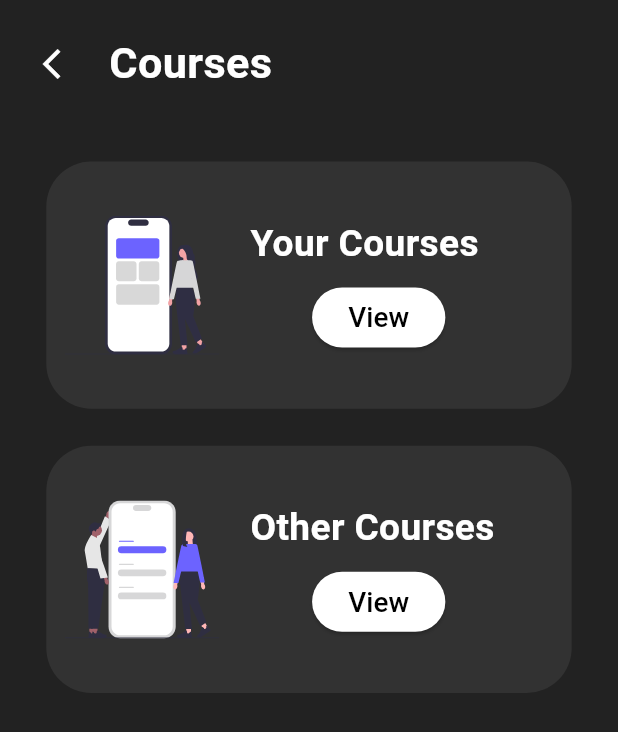
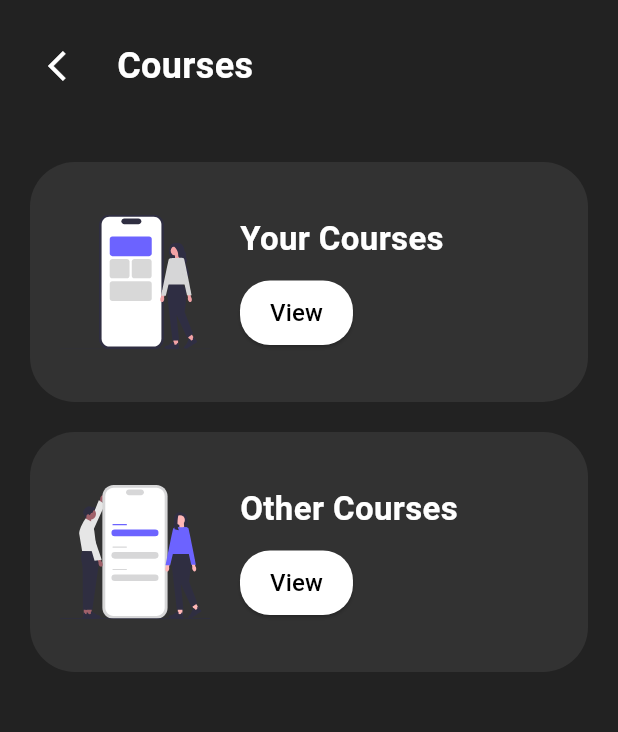
Before and after one commit to SajalSatsangi/Seekho_Buddy-Web, a Flutter app: the MyWidget screen opened directly, on a phone screen of 412 x 824 dp. Shown: the top 732 px of the screen. Run offline on Flutter 3.47's test engine with Material 3 defaults, Android fonts, the phone set to English and light mode, and no system bars; our stand-ins replace animated_splash_screen, cloud_firestore, file_picker, firebase_auth, firebase_core, firebase_storage and 11 more; missing offline and left inert: flutter_cached_pdfview, markdown, onesignal_flutter, pwa_install; accounts and stored records are empty.

Commit message:
Courses page made responsive

```diff
--- a/lib/Courses.dart
+++ b/lib/Courses.dart
@@ -21,24 +21,51 @@ class Courses extends StatelessWidget {
 class MyWidget extends StatelessWidget {
   @override
   Widget build(BuildContext context) {
-    final mediaQuery = MediaQuery.of(context);
-    final screenWidth = mediaQuery.size.width;
-    final screenHeight = mediaQuery.size.height;
-    final padding = mediaQuery.padding;
-
     return Scaffold(
-      body: Padding(
+      body: LayoutBuilder(
+        builder: (context, constraints) {
+          final isDesktop = constraints.maxWidth > 600;
+          return Center(
+            child: ConstrainedBox(
+              constraints: BoxConstraints(maxWidth: 1200),
+              child: Padding(
                 padding: EdgeInsets.only(
-            top: padding.top + 2.0), // Additional padding from the top
+                  top: MediaQuery.of(context).padding.top + 20.0,
+                  left: 20,
+                  right: 20,
+                ),
                 child: Column(
                   children: [
-            Padding(
-              padding: EdgeInsets.only(
-                left: screenWidth * 0.04,
-                right: screenWidth * 0.04,
-                top: screenHeight * 0.02,
+                    _buildHeader(context, isDesktop),
+                    SizedBox(height: 40),
+                    _buildCourseBox(
+                      context,
+                      isDesktop,
+                      'Your Courses',
+                      'assets/YC.svg',
+                      SubjectsPage(),
                     ),
-              child: Row(
+                    SizedBox(height: 20),
+                    _buildCourseBox(
+                      context,
+                      isDesktop,
+                      'Other Courses',
+                      'assets/OC.svg',
+                      Faculties(),
+                    ),
+                  ],
+                ),
+              ),
+            ),
+          );
+        },
+      ),
+      backgroundColor: Colors.black87,
+    );
+  }
+
+  Widget _buildHeader(BuildContext context, bool isDesktop) {
+    return Row(
       mainAxisAlignment: MainAxisAlignment.spaceBetween,
       children: <Widget>[
         Row(
@@ -52,11 +79,11 @@ class MyWidget extends StatelessWidget {
                 );
               },
             ),
-                      SizedBox(width: screenWidth * 0.02),
+            SizedBox(width: 10),
             Text(
               "Courses",
               style: TextStyle(
-                          fontSize: screenWidth * 0.07,
+                fontSize: isDesktop ? 32 : 24,
                 fontWeight: FontWeight.bold,
                 color: Colors.white,
               ),
@@ -64,58 +91,53 @@ class MyWidget extends StatelessWidget {
           ],
         ),
       ],
-              ),
-            ),
-            SizedBox(
-                height: screenHeight *
-                    0.05), // Space between the search bar and the first box
-            Container(
-              width: screenWidth * 0.85,
-              height: screenHeight * 0.2,
+    );
+  }
+  Widget _buildCourseBox(BuildContext context, bool isDesktop, String title,
+      String assetPath, Widget destination) {
+    return Container(
+      width: double.infinity,
+      height: isDesktop ? 200 : 160,
       decoration: BoxDecoration(
         color: Color(0xFF323232),
         borderRadius: BorderRadius.circular(30),
       ),
-              margin: EdgeInsets.symmetric(horizontal: screenWidth * 0.04),
-              padding: EdgeInsets.all(screenWidth * 0.03),
+      padding: EdgeInsets.all(20),
       child: Row(
         children: [
           SvgPicture.asset(
-                    'assets/YC.svg',
-                    width: screenWidth * 0.25,
-                    height: screenHeight * 0.12,
+            assetPath,
+            width: isDesktop ? 150 : 100,
+            height: isDesktop ? 150 : 100,
           ),
-                  SizedBox(width: screenWidth * 0.05),
+          SizedBox(width: 20),
           Expanded(
             child: Column(
               crossAxisAlignment: CrossAxisAlignment.start,
               mainAxisAlignment: MainAxisAlignment.center,
               children: [
                 Text(
-                          'Your Courses',
+                  title,
                   style: TextStyle(
                     color: Colors.white,
-                            fontSize: screenWidth * 0.06,
+                    fontSize: isDesktop ? 28 : 22,
                     fontWeight: FontWeight.bold,
                   ),
                 ),
-                        SizedBox(height: screenHeight * 0.01),
-                        Row(
-                          children: [
-                            SizedBox(
-                                width: screenWidth *
-                                    0.1), // Add space before the button
+                SizedBox(height: 10),
                 ElevatedButton(
                   onPressed: () {
                     Navigator.push(
                       context,
-                                  MaterialPageRoute(
-                                      builder: (context) => SubjectsPage()),
+                      MaterialPageRoute(builder: (context) => destination),
                     );
                   },
                   style: ElevatedButton.styleFrom(
                     backgroundColor: Colors.white,
-                                disabledBackgroundColor: Colors.black,
+                    padding: EdgeInsets.symmetric(
+                      horizontal: isDesktop ? 30 : 20,
+                      vertical: isDesktop ? 15 : 10,
+                    ),
                     shape: RoundedRectangleBorder(
                       borderRadius: BorderRadius.circular(20),
                     ),
@@ -124,84 +146,8 @@ class MyWidget extends StatelessWidget {
                     'View',
                     style: TextStyle(
                       color: Colors.black,
-                                    fontSize:
-                                        screenWidth * 0.045), // Text color
+                      fontSize: isDesktop ? 18 : 16,
                     ),
-                            ),
-                          ],
-                        ),
-                      ],
-                    ),
-                  ),
-                ],
-              ),
-            ),
-            SizedBox(height: screenHeight * 0.02),
-            SizedBox(
-                height: screenHeight *
-                    0.01), // Space between the first box and the second box
-            Container(
-              width: screenWidth * 0.85,
-              height: screenHeight * 0.2,
-              decoration: BoxDecoration(
-                color: Color(0xFF323232),
-                borderRadius: BorderRadius.circular(30),
-              ),
-              margin: EdgeInsets.symmetric(horizontal: screenWidth * 0.04),
-              padding: EdgeInsets.all(screenWidth * 0.03),
-              child: Row(
-                children: [
-                  SvgPicture.asset(
-                    'assets/OC.svg',
-                    width: screenWidth * 0.25,
-                    height: screenHeight * 0.12,
-                  ),
-                  SizedBox(width: screenWidth * 0.05),
-                  Expanded(
-                    child: Column(
-                      crossAxisAlignment: CrossAxisAlignment.start,
-                      mainAxisAlignment: MainAxisAlignment.center,
-                      children: [
-                        Text(
-                          'Other Courses',
-                          style: TextStyle(
-                            color: Colors.white,
-                            fontSize: screenWidth * 0.06,
-                            fontWeight: FontWeight.bold,
-                          ),
-                        ),
-                        SizedBox(height: screenHeight * 0.01),
-                        Row(
-                          children: [
-                            SizedBox(
-                                width: screenWidth *
-                                    0.1), // Add space before the button
-                            ElevatedButton(
-                              onPressed: () {
-                                Navigator.push(
-                                  context,
-                                  MaterialPageRoute(
-                                      builder: (context) => Faculties()),
-                                );
-                              },
-                              style: ElevatedButton.styleFrom(
-                                backgroundColor: Colors.white,
-                                disabledBackgroundColor: Colors.black,
-                                shape: RoundedRectangleBorder(
-                                  borderRadius: BorderRadius.circular(20),
-                                ),
-                              ),
-                              child: Text(
-                                'View',
-                                style: TextStyle(
-                                    color: Colors.black,
-                                    fontSize:
-                                        screenWidth * 0.045), // Text color
-                              ),
-                            ),
-                          ],
-                        ),
-                      ],
                   ),
                 ),
               ],
@@ -209,8 +155,6 @@ class MyWidget extends StatelessWidget {
           ),
         ],
       ),
-      ),
-      backgroundColor: Colors.black87,
     );
   }
 }
```
Lines whose indentation alone changed are shown as unchanged.
